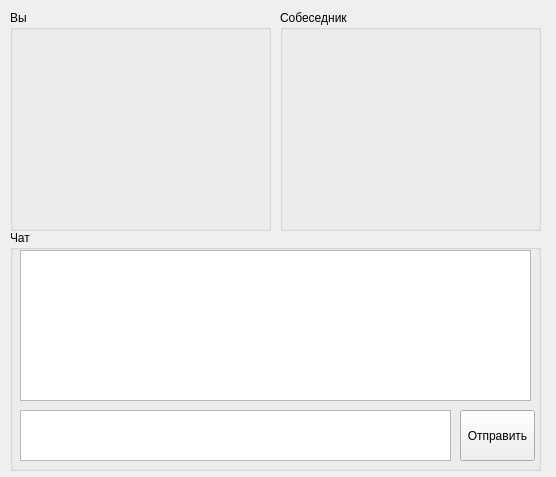
This is ChatWindow.ui in aemarkov/study-BChat as Qt 5 draws it before an edit. The edited form follows.
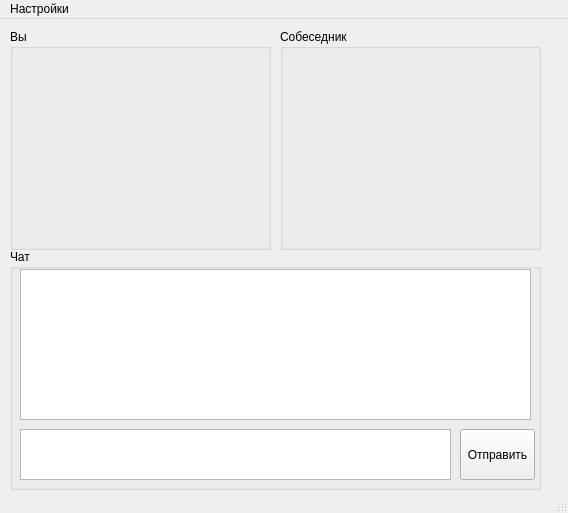
This is the edited form. Custom widgets are drawn as their Qt base class.

Commit message: Перенес код работы с камерой в ChatWindow

Patch:
```diff
--- a/ChatWindow.ui
+++ b/ChatWindow.ui
@@ -1,18 +1,19 @@
 <?xml version="1.0" encoding="UTF-8"?>
 <ui version="4.0">
  <class>ChatWindow</class>
- <widget class="QWidget" name="ChatWindow">
+ <widget class="QMainWindow" name="ChatWindow">
   <property name="geometry">
    <rect>
     <x>0</x>
     <y>0</y>
-    <width>556</width>
-    <height>477</height>
+    <width>568</width>
+    <height>513</height>
    </rect>
   </property>
   <property name="windowTitle">
    <string>Чат</string>
   </property>
+  <widget class="QWidget" name="centralwidget">
   <widget class="QGroupBox" name="gbChat">
    <property name="geometry">
     <rect>
@@ -59,29 +60,6 @@
     </property>
    </widget>
   </widget>
-  <widget class="QGroupBox" name="gbYou">
-   <property name="geometry">
-    <rect>
-     <x>10</x>
-     <y>10</y>
-     <width>261</width>
-     <height>221</height>
-    </rect>
-   </property>
-   <property name="title">
-    <string>Вы</string>
-   </property>
-   <widget class="QWidget" name="camYou" native="true">
-    <property name="geometry">
-     <rect>
-      <x>10</x>
-      <y>20</y>
-      <width>241</width>
-      <height>191</height>
-     </rect>
-    </property>
-   </widget>
-  </widget>
   <widget class="QGroupBox" name="gbInterlocutor">
    <property name="geometry">
     <rect>
@@ -105,8 +83,73 @@
     </property>
    </widget>
   </widget>
- </widget>
- <layoutdefault spacing="6" margin="11"/>
+   <widget class="QGroupBox" name="gbYou">
+    <property name="geometry">
+     <rect>
+      <x>10</x>
+      <y>10</y>
+      <width>261</width>
+      <height>221</height>
+     </rect>
+    </property>
+    <property name="title">
+     <string>Вы</string>
+    </property>
+    <widget class="VideoViewer" name="camYou" native="true">
+     <property name="geometry">
+      <rect>
+       <x>10</x>
+       <y>20</y>
+       <width>241</width>
+       <height>191</height>
+      </rect>
+     </property>
+    </widget>
+   </widget>
+  </widget>
+  <widget class="QMenuBar" name="menuBar">
+   <property name="geometry">
+    <rect>
+     <x>0</x>
+     <y>0</y>
+     <width>568</width>
+     <height>21</height>
+    </rect>
+   </property>
+   <widget class="QMenu" name="menuSettings">
+    <property name="title">
+     <string>Настройки</string>
+    </property>
+    <widget class="QMenu" name="MenuCamera">
+     <property name="title">
+      <string>Камеры</string>
+     </property>
+    </widget>
+    <addaction name="MenuCamera"/>
+    <addaction name="menuToggleCamera"/>
+   </widget>
+   <addaction name="menuSettings"/>
+  </widget>
+  <widget class="QStatusBar" name="statusbar"/>
+  <action name="action123">
+   <property name="text">
+    <string>123</string>
+   </property>
+  </action>
+  <action name="menuToggleCamera">
+   <property name="text">
+    <string>Выключить камеру</string>
+   </property>
+  </action>
+ </widget>
+ <customwidgets>
+  <customwidget>
+   <class>VideoViewer</class>
+   <extends>QWidget</extends>
+   <header>webcam/VideoViewer/VideoViewer.h</header>
+   <container>1</container>
+  </customwidget>
+ </customwidgets>
  <resources/>
  <connections/>
 </ui>
```
Left out of the diff: 2 changed lines with no effect on the pictures. Lines whose indentation alone changed are shown as unchanged. The commit also changes 3 other files.
